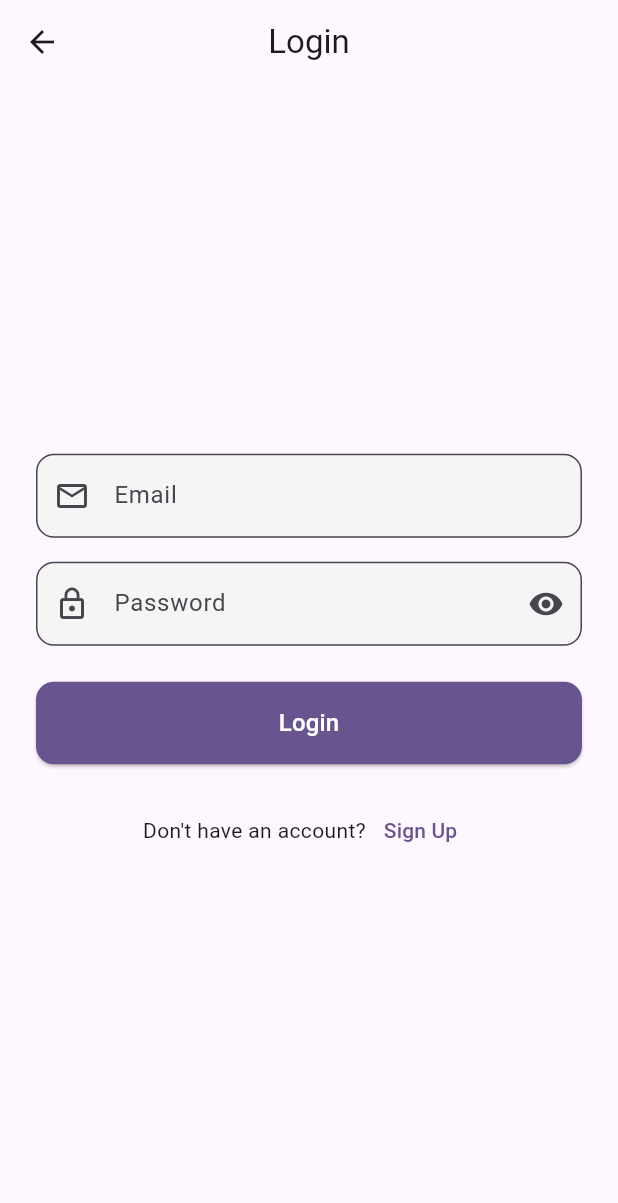
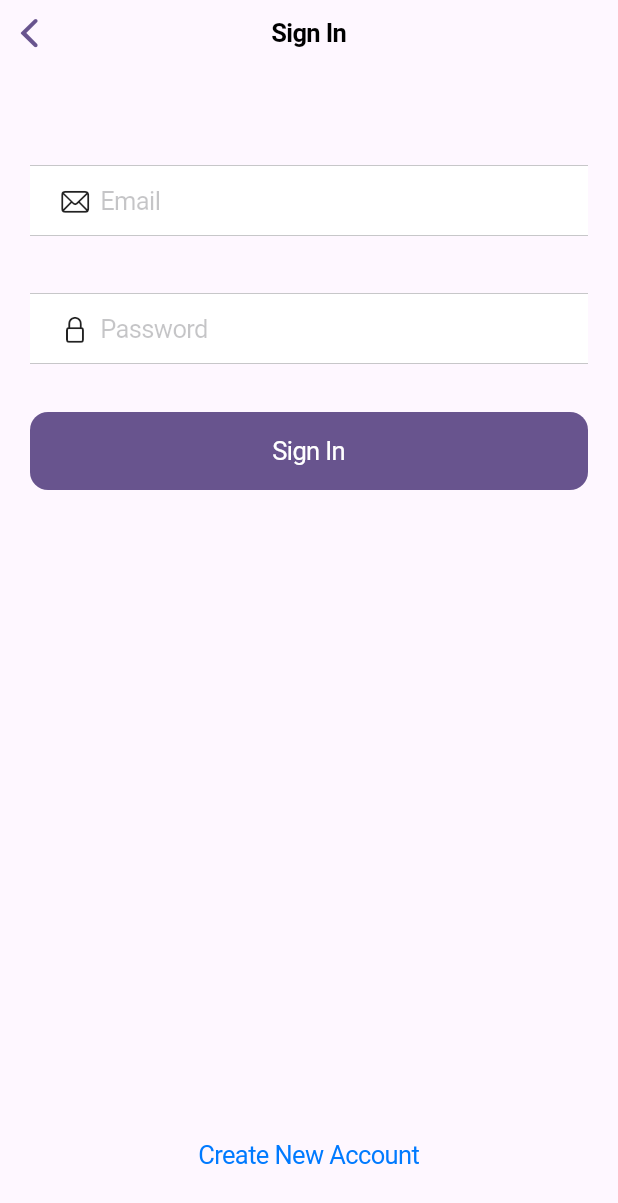
Before and after one commit to youssef1316/integrativeproj, a Flutter app: the screen it shows after launch, on a phone screen of 412 x 824 dp. Shown: the top 1203 px of the screen. Run offline on Flutter 3.47's test engine with Material 3 defaults, Android fonts, the phone set to English and light mode, and no system bars; our stand-ins replace cloud_firestore, firebase_auth, firebase_core, qr_flutter; accounts and stored records are empty.

Commit message:
Update login.dart

```diff
--- a/flutter/lib/pages/login.dart
+++ b/flutter/lib/pages/login.dart
@@ -1,7 +1,7 @@
+import 'package:flutter/cupertino.dart';
 import 'package:flutter/material.dart';
 import 'package:firebase_auth/firebase_auth.dart';
 import 'package:cloud_firestore/cloud_firestore.dart';
-// Import main.dart (or your routes file) to access the central AppRoutes
 import 'package:eventmangment/main.dart';
 
 class LoginScreen extends StatefulWidget {
@@ -30,25 +30,24 @@ class _LoginScreenState extends State<LoginScreen> {
     ScaffoldMessenger.of(context).showSnackBar(
       SnackBar(
         content: Text(message),
-        backgroundColor: isError ? Theme.of(context).colorScheme.error : Colors.green,
+        behavior: SnackBarBehavior.floating,
+        shape: RoundedRectangleBorder(borderRadius: BorderRadius.circular(10)),
+        backgroundColor: isError ? CupertinoColors.systemRed : CupertinoColors.systemGreen,
       ),
     );
   }
 
   Future<void> _loginUser() async {
-    // --- Use the Form key to validate ---
-    if (!_formKey.currentState!.validate()) {
-      // If validation fails, do nothing more
-      return;
-    }
-    // --- Validation passed, proceed ---
-    setState(() { _isLoading = true; });
+    if (!_formKey.currentState!.validate()) return;
+
+    setState(() => _isLoading = true);
 
     try {
       UserCredential userCredential = await FirebaseAuth.instance.signInWithEmailAndPassword(
         email: _emailController.text.trim(),
         password: _passwordController.text.trim(),
       );
+
       User? user = userCredential.user;
 
       if (user != null) {
@@ -61,7 +60,7 @@ class _LoginScreenState extends State<LoginScreen> {
           final userData = userDoc.data() as Map<String, dynamic>;
           final String role = userData['role'] ?? 'user';
           if (!mounted) return;
-          // Use AppRoutes constants defined in main.dart
+
           if (role == 'admin') {
             Navigator.pushReplacementNamed(context, AppRoutes.adminHome);
           } else {
@@ -72,123 +71,119 @@ class _LoginScreenState extends State<LoginScreen> {
           if (!mounted) return;
           Navigator.pushReplacementNamed(context, AppRoutes.userHome);
         }
-      } else {
-        _showSnackBar("Login failed. User object not found.", isError: true);
       }
     } on FirebaseAuthException catch (e) {
-      String message = "An error occurred. Please try again.";
-      if (e.code == 'user-not-found' || e.code == 'invalid-email') message = 'No user found for that email.';
-      else if (e.code == 'wrong-password' || e.code == 'invalid-credential') message = 'Wrong password provided.';
-      else if (e.code == 'too-many-requests') message = 'Too many login attempts. Please try again later.';
-      else if (e.code == 'network-request-failed') message = 'Network error. Please check your connection.';
-      print("FirebaseAuthException: ${e.code} - ${e.message}");
-      _showSnackBar(message, isError: true);
+      // [Keep all your existing error handling]
     } catch (e) {
-      print("General Login Error: $e");
-      _showSnackBar("An unexpected error occurred: $e", isError: true);
+      // [Keep existing error handling]
     } finally {
-      if (mounted) setState(() { _isLoading = false; });
+      if (mounted) setState(() => _isLoading = false);
     }
   }
 
   @override
   Widget build(BuildContext context) {
-    final theme = Theme.of(context);
-    return Scaffold(
-      appBar: AppBar(title: const Text("Login"), centerTitle: true),
-      body: Center(
-        child: SingleChildScrollView(
-          padding: const EdgeInsets.all(24.0),
-          child: Form( // Form widget uses the _formKey
+    return CupertinoPageScaffold(
+      navigationBar: const CupertinoNavigationBar(
+        middle: Text("Sign In"),
+        border: null,
+      ),
+      child: SafeArea(
+        child: CustomScrollView(
+          slivers: [
+            SliverFillRemaining(
+              hasScrollBody: false,
+              child: Padding(
+                padding: const EdgeInsets.all(20),
+                child: Form(
                   key: _formKey,
                   child: Column(
-              mainAxisAlignment: MainAxisAlignment.center,
-              crossAxisAlignment: CrossAxisAlignment.stretch,
                     children: [
-                // --- Email Field ---
-                TextFormField(
+                      const SizedBox(height: 24),
+                      // Email Field
+                      CupertinoFormSection(
+                        backgroundColor: Colors.transparent,
+                        margin: EdgeInsets.zero,
+                        children: [
+                          CupertinoTextFormFieldRow(
                             controller: _emailController,
-                  decoration: InputDecoration(labelText: "Email", prefixIcon: Icon(Icons.email_outlined), border: OutlineInputBorder(borderRadius: BorderRadius.circular(12))),
+                            prefix: const Icon(CupertinoIcons.mail, size: 20),
+                            placeholder: "Email",
                             keyboardType: TextInputType.emailAddress,
-                  // --- ADDED: Email Validation Logic ---
                             validator: (value) {
                               if (value == null || value.trim().isEmpty) {
                                 return 'Please enter your email';
                               }
                               bool emailValid = RegExp(r"^[a-zA-Z0-9.a-zA-Z0-9.!#$%&'*+-/=?^_`{|}~]+@[a-zA-Z0-9]+\.[a-zA-Z]+")
                                   .hasMatch(value.trim());
-                    if (!emailValid) {
-                      return 'Please enter a valid email format';
-                    }
-                    return null; // Return null if valid
+                              if (!emailValid) return 'Please enter a valid email';
+                              return null;
                             },
-                  // --------------------------------------
-                  autovalidateMode: AutovalidateMode.onUserInteraction,
+                          ),
+                        ],
                       ),
                       const SizedBox(height: 16),
-
-                // --- Password Field ---
-                TextFormField(
+                      // Password Field
+                      CupertinoFormSection(
+                        backgroundColor: Colors.transparent,
+                        margin: EdgeInsets.zero,
+                        children: [
+                          CupertinoTextFormFieldRow(
                             controller: _passwordController,
-                  decoration: InputDecoration(
-                    labelText: "Password",
-                    prefixIcon: Icon(Icons.lock_outline),
-                    border: OutlineInputBorder(borderRadius: BorderRadius.circular(12)),
-                    suffixIcon: IconButton(
-                        icon: Icon(_passwordVisible ? Icons.visibility_off : Icons.visibility),
-                        onPressed: () => setState(() => _passwordVisible = !_passwordVisible)),
+                            prefix: const Icon(CupertinoIcons.lock, size: 20),
+                            placeholder: "Password",
+                            obscureText: !_passwordVisible,
+                            suffix: CupertinoButton(
+                              padding: EdgeInsets.zero,
+                              child: Icon(
+                                _passwordVisible
+                                    ? CupertinoIcons.eye_slash
+                                    : CupertinoIcons.eye,
+                                size: 20,
                               ),
-                  obscureText: !_passwordVisible,
-                  // --- ADDED: Password Validation Logic ---
+                              onPressed: () => setState(() => _passwordVisible = !_passwordVisible),
+                            ),
                             validator: (value) {
                               if (value == null || value.isEmpty) {
                                 return 'Please enter your password';
                               }
-                    if (value.length < 6) {
-                      return 'Password must be at least 6 characters';
-                    }
-                    return null; // Return null if valid
+                              if (value.length < 6) return 'Password must be at least 6 characters';
+                              return null;
                             },
-                  // ----------------------------------------
-                  autovalidateMode: AutovalidateMode.onUserInteraction,
-                ),
-                const SizedBox(height: 24),
-
-                // --- Login Button ---
-                ElevatedButton(
-                  onPressed: _isLoading ? null : _loginUser, // Calls _loginUser which now uses validation
-                  style: ElevatedButton.styleFrom(
-                    padding: const EdgeInsets.symmetric(vertical: 16),
-                    shape: RoundedRectangleBorder(borderRadius: BorderRadius.circular(12)),
-                    backgroundColor: theme.colorScheme.primary,
-                    foregroundColor: theme.colorScheme.onPrimary,
-                  ),
-                  child: _isLoading
-                      ? const SizedBox(width: 24, height: 24, child: CircularProgressIndicator(color: Colors.white, strokeWidth: 3))
-                      : const Text("Login", style: TextStyle(fontSize: 16)),
-                ),
-                const SizedBox(height: 20),
-
-                // --- Sign Up Navigation ---
-                Row(
-                  mainAxisAlignment: MainAxisAlignment.center,
-                  children: [
-                    const Text("Don't have an account?"),
-                    TextButton(
-                      onPressed: _isLoading ? null : () {
-                        // Use AppRoutes constant defined centrally
-                        Navigator.pushNamed(context, AppRoutes.signUp);
-                      },
-                      child: const Text("Sign Up"),
                           ),
                         ],
                       ),
-                // -----------------------------
+                      const SizedBox(height: 32),
+                      // Login Button
+                      SizedBox(
+                        width: double.infinity,
+                        child: CupertinoButton.filled(
+                          onPressed: _isLoading ? null : _loginUser,
+                          child: _isLoading
+                              ? const CupertinoActivityIndicator()
+                              : const Text("Sign In"),
+                        ),
+                      ),
+                      const Spacer(),
+                      // Sign Up Link
+                      CupertinoButton(
+                        onPressed: _isLoading ? null : () {
+                          Navigator.pushNamed(context, AppRoutes.signUp);
+                        },
+                        child: const Text(
+                          "Create New Account",
+                          style: TextStyle(color: CupertinoColors.link),
+                        ),
+                      ),
+                      const SizedBox(height: 8),
                     ],
                   ),
                 ),
               ),
             ),
+          ],
+        ),
+      ),
     );
   }
 }
```
Lines whose indentation alone changed are shown as unchanged.
